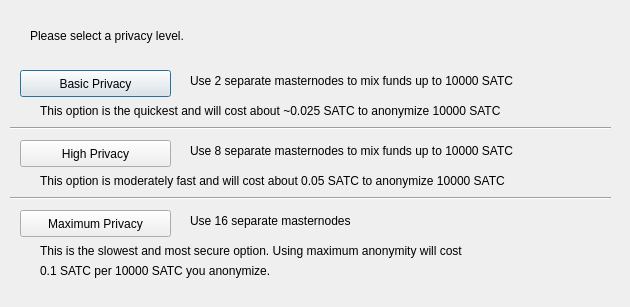
This is src/qt/forms/obfuscationconfig.ui in SatoshiCoin-Crypto/SWYFT.Network-SATC as Qt 5 draws it before an edit. The edited form follows.
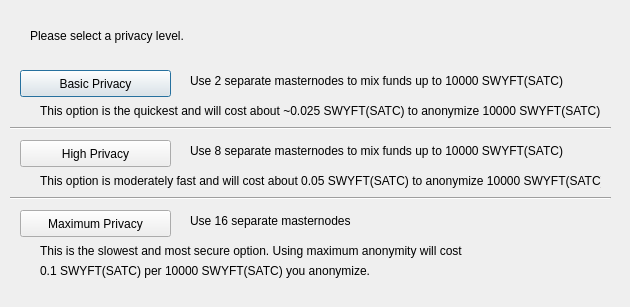
This is the edited form.

Commit message: v1.0.3.0 Rebranding to SWYFT

Diff of the .ui file:
```diff
--- a/src/qt/forms/obfuscationconfig.ui
+++ b/src/qt/forms/obfuscationconfig.ui
@@ -75,7 +75,7 @@
     </rect>
    </property>
    <property name="text">
-    <string>Use 2 separate masternodes to mix funds up to 10000 SATC</string>
+    <string>Use 2 separate masternodes to mix funds up to 10000 SWYFT(SATC)</string>
    </property>
   </widget>
   <widget class="QLabel" name="label_3">
@@ -88,7 +88,7 @@
     </rect>
    </property>
    <property name="text">
-    <string>Use 8 separate masternodes to mix funds up to 10000 SATC</string>
+    <string>Use 8 separate masternodes to mix funds up to 10000 SWYFT(SATC)</string>
    </property>
   </widget>
   <widget class="QLabel" name="label_4">
@@ -114,7 +114,7 @@
     </rect>
    </property>
    <property name="text">
-    <string>This option is the quickest and will cost about ~0.025 SATC to anonymize 10000 SATC</string>
+    <string>This option is the quickest and will cost about ~0.025 SWYFT(SATC) to anonymize 10000 SWYFT(SATC)</string>
    </property>
   </widget>
   <widget class="QLabel" name="label_7">
@@ -127,7 +127,7 @@
     </rect>
    </property>
    <property name="text">
-    <string>This option is moderately fast and will cost about 0.05 SATC to anonymize 10000 SATC</string>
+    <string>This option is moderately fast and will cost about 0.05 SWYFT(SATC) to anonymize 10000 SWYFT(SATC)</string>
    </property>
   </widget>
   <widget class="QLabel" name="label_8">
@@ -153,7 +153,7 @@
     </rect>
    </property>
    <property name="text">
-    <string>0.1 SATC per 10000 SATC you anonymize.</string>
+    <string>0.1 SWYFT(SATC) per 10000 SWYFT(SATC) you anonymize.</string>
    </property>
   </widget>
   <widget class="Line" name="line">
```
The commit also changes 349 other files.
